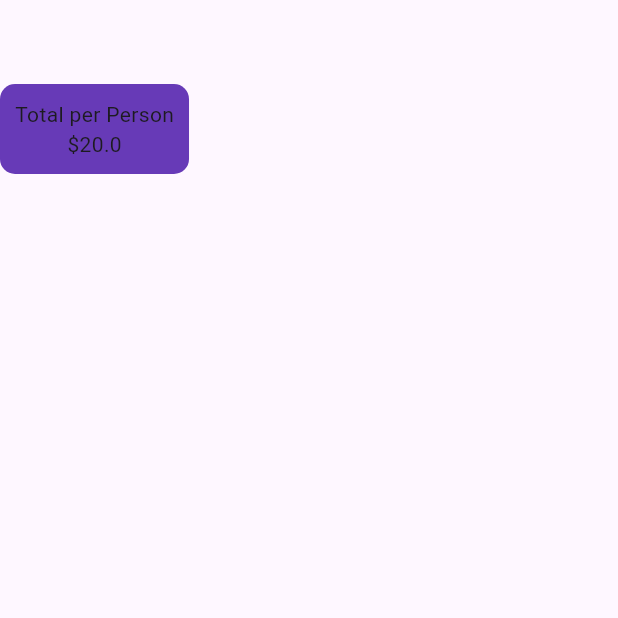
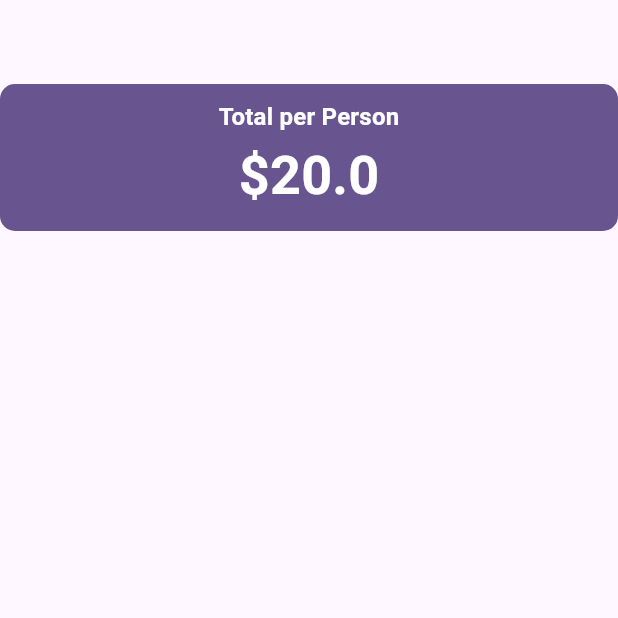
Before and after one commit to jenn-jk/tipcalc, a Flutter app: the screen it shows after launch, on a phone screen of 412 x 824 dp, the top half of it. Run offline on Flutter 3.47's test engine with Material 3 defaults, Android fonts, the phone set to English and light mode, and no system bars.

Commit message:
added theme and copywith

```diff
--- a/lib/app.dart
+++ b/lib/app.dart
@@ -10,17 +10,34 @@ class TipCalc extends StatefulWidget {
 class _TipCalcState extends State<TipCalc> {
   @override
   Widget build(BuildContext context) {
+    var theme = Theme.of(context);
+
+    // add style
+    final style = theme.textTheme.titleMedium!.copyWith(
+      color: theme.colorScheme.onPrimary,
+      fontWeight: FontWeight.bold,
+    );
+
     return Scaffold(
       appBar: AppBar(),
       body: Column(
+        crossAxisAlignment: CrossAxisAlignment.stretch,
         children: [
           Container(
             padding: EdgeInsets.all(10.0),
             decoration: BoxDecoration(
-              color: Colors.deepPurple,
+              color: Theme.of(context).primaryColor,
               borderRadius: BorderRadius.circular(10.0),
             ),
-            child: Column(children: [Text("Total per Person"), Text('\$20.0')]),
+            child: Column(
+              children: [
+                Text("Total per Person", style: style),
+                Text('\$20.0', style: style.copyWith(
+                  color: theme.colorScheme.onPrimary,
+                  fontSize: theme.textTheme.displaySmall!.fontSize
+                )),
+              ],
+            ),
           ),
         ],
       ),
```
